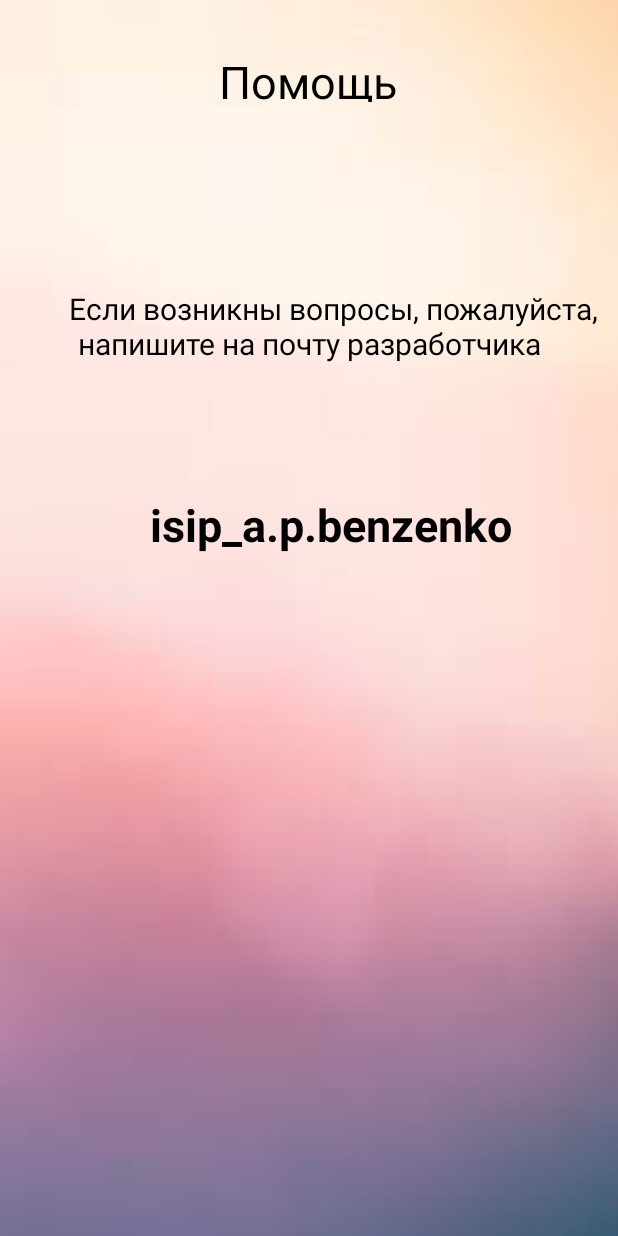
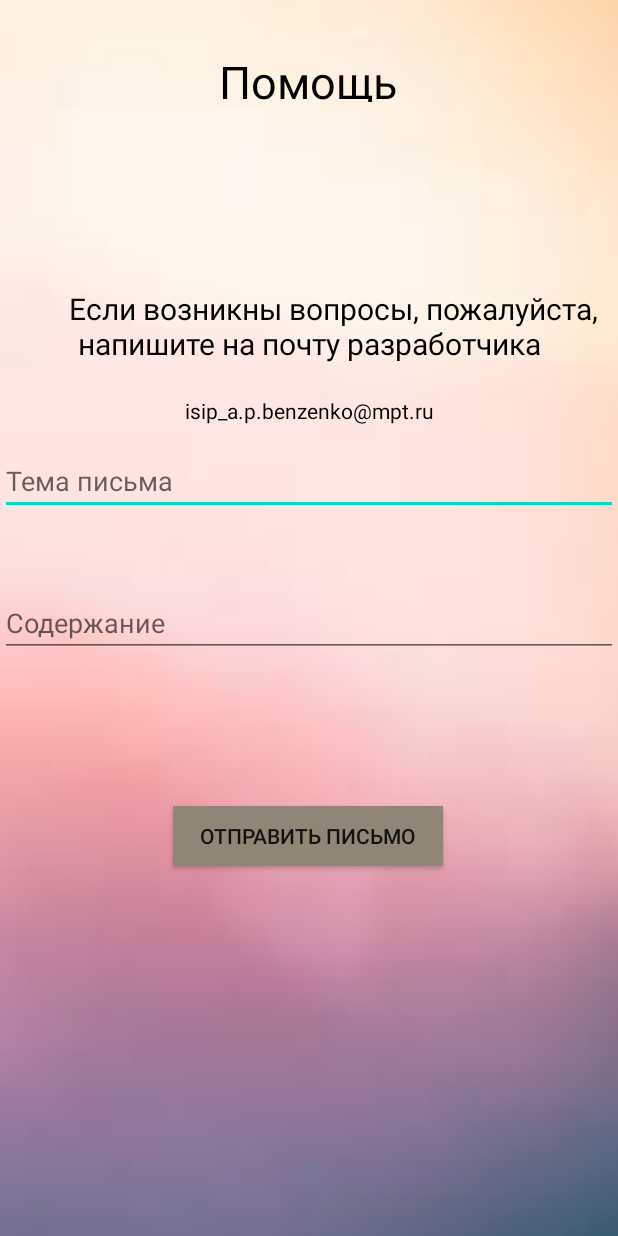
Before and after one commit to awedday/GPSWhEre, an Android app: the HelpActivity screen opened directly, with no data from a screen before it, on a phone screen of 412 x 824 dp. Run offline under Robolectric (Android 15) with nearby library versions, the phone set to English and light mode, and no system bars.

Commit message:
Все кроме регистрации

```diff
--- a/app/src/main/java/com/example/gpswhere/HelpActivity.java
+++ b/app/src/main/java/com/example/gpswhere/HelpActivity.java
@@ -3,14 +3,48 @@ package com.example.gpswhere;
 import androidx.appcompat.app.AppCompatActivity;
 
 import android.content.Intent;
+import android.net.Uri;
 import android.os.Bundle;
+import android.util.Log;
+import android.view.View;
+import android.widget.Button;
+import android.widget.EditText;
+import android.widget.TextView;
+import android.widget.Toast;
 
 public class HelpActivity extends AppCompatActivity {
 
+    EditText subject;
+    EditText body;
+    TextView email;
+    Button buttonSend;
     @Override
     protected void onCreate(Bundle savedInstanceState) {
         super.onCreate(savedInstanceState);
         setContentView(R.layout.activity_help);
+
+        subject = findViewById(R.id.etSubject);
+        body = findViewById(R.id.etBody);
+        email = findViewById(R.id.tvSendTo);
+        buttonSend = findViewById(R.id.sendEmail);
+
+        buttonSend.setOnClickListener(new View.OnClickListener() {
+            @Override
+            public void onClick(View v) {
+                String[] TO = {"isip_a.p.benzenko@mpt.ru"};
+
+                Intent intent = new Intent(Intent.ACTION_SEND);
+                intent.setType("*/*");
+                intent.putExtra(Intent.EXTRA_EMAIL, TO);
+                intent.putExtra(Intent.EXTRA_SUBJECT, subject.getText().toString());
+                intent.putExtra(Intent.EXTRA_TEXT, body.getText().toString());
+                if (intent.resolveActivity(getPackageManager()) != null) {
+                    startActivity(intent);
+                }else{
+                    Toast.makeText(HelpActivity.this, "Пожалуйста, заполните все поля", Toast.LENGTH_SHORT).show();
+                }
+            }
+        });
     }
     @Override
     public void onBackPressed() {
--- a/app/src/main/res/layout/activity_help.xml
+++ b/app/src/main/res/layout/activity_help.xml
@@ -23,32 +23,72 @@
         app:layout_constraintVertical_bias="0.043" />
 
     <TextView
+        android:id="@+id/textView2"
         android:layout_width="wrap_content"
         android:layout_height="wrap_content"
+        android:gravity="center"
         android:text="       Если возникны вопросы, пожалуйста, напишите на почту разработчика"
+        android:textColor="@color/black"
         android:textSize="20dp"
-        android:gravity="center"
         app:layout_constraintBottom_toBottomOf="parent"
         app:layout_constraintEnd_toEndOf="parent"
         app:layout_constraintHorizontal_bias="0.0"
         app:layout_constraintStart_toStartOf="parent"
         app:layout_constraintTop_toBottomOf="@+id/textView"
-        app:layout_constraintVertical_bias="0.176"
-        android:textColor="@color/black"/>
+        app:layout_constraintVertical_bias="0.176" />
 
     <TextView
-        android:layout_width="wrap_content"
+        android:id="@+id/tvSendTo"
+        android:layout_width="match_parent"
         android:layout_height="wrap_content"
-        android:gravity="center"
-        android:text="    isip_a.p.benzenko"
+        android:text="isip_a.p.benzenko@mpt.ru"
         android:textColor="@color/black"
-        android:textSize="30dp"
-        android:textStyle="bold"
+        app:layout_constraintBottom_toBottomOf="parent"
+        app:layout_constraintTop_toBottomOf="@+id/textView2"
+        app:layout_constraintVertical_bias="0.038"
+        tools:layout_editor_absoluteX="-25dp"
+        android:gravity="center"/>
+
+    <EditText
+        android:id="@+id/etSubject"
+        android:layout_width="match_parent"
+        android:layout_height="wrap_content"
+        android:ems="10"
+        android:hint="Тема письма"
+        android:inputType="textEmailSubject"
+        app:layout_constraintBottom_toBottomOf="parent"
+        app:layout_constraintTop_toBottomOf="@+id/textView2"
+        app:layout_constraintVertical_bias="0.103"
+        tools:layout_editor_absoluteX="-2dp" />
+
+    <EditText
+        android:id="@+id/etBody"
+        android:layout_width="match_parent"
+        android:layout_height="wrap_content"
+        android:ems="10"
+        android:hint="Содержание"
+        app:layout_constraintBottom_toBottomOf="parent"
+        app:layout_constraintTop_toBottomOf="@+id/etSubject"
+        app:layout_constraintVertical_bias="0.113"
+        tools:layout_editor_absoluteX="1dp" />
+
+    <androidx.appcompat.widget.AppCompatButton
+        android:id="@+id/sendEmail"
+        android:layout_width="180dp"
+        android:layout_height="40dp"
+
+        android:layout_alignParentStart="true"
+        android:layout_alignParentEnd="true"
+        android:layout_alignParentBottom="true"
+        android:background="@color/buttonmainfive"
+
+        android:text="Отправить письмо"
+
         app:layout_constraintBottom_toBottomOf="parent"
         app:layout_constraintEnd_toEndOf="parent"
         app:layout_constraintHorizontal_bias="0.497"
         app:layout_constraintStart_toStartOf="parent"
-        app:layout_constraintTop_toBottomOf="@+id/textView"
-        app:layout_constraintVertical_bias="0.365" />
+        app:layout_constraintTop_toBottomOf="@+id/etBody"
+        app:layout_constraintVertical_bias="0.288" />
 
 </androidx.constraintlayout.widget.ConstraintLayout>
```
